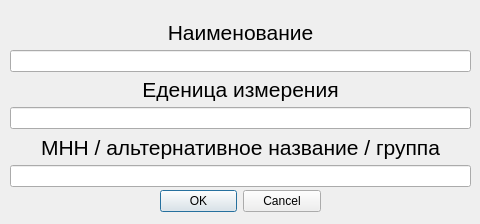
Above: UI_files/Change_item.ui from Vofanchik/AptecnyiSklad before the change. Below: the same form after it.
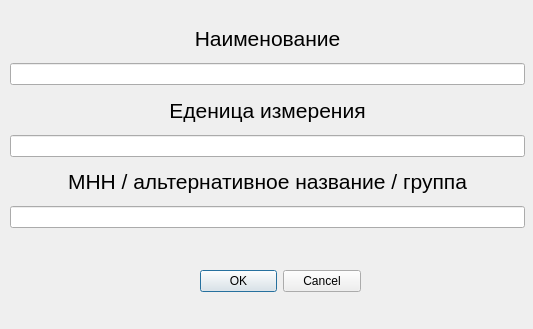
That is the form after the change.

Commit message: add items widget added

Diff of the .ui file:
```diff
--- a/UI_files/Change_item.ui
+++ b/UI_files/Change_item.ui
@@ -6,8 +6,8 @@
    <rect>
     <x>0</x>
     <y>0</y>
-    <width>480</width>
-    <height>224</height>
+    <width>533</width>
+    <height>329</height>
    </rect>
   </property>
   <property name="windowTitle">
@@ -18,8 +18,8 @@
     <rect>
      <x>10</x>
      <y>20</y>
-     <width>461</width>
-     <height>167</height>
+     <width>515</width>
+     <height>208</height>
     </rect>
    </property>
    <layout class="QGridLayout" name="gridLayout">
@@ -82,8 +82,8 @@
   <widget class="QDialogButtonBox" name="buttonBox">
    <property name="geometry">
     <rect>
-     <x>160</x>
-     <y>190</y>
+     <x>200</x>
+     <y>270</y>
      <width>161</width>
      <height>23</height>
     </rect>
```
The commit also changes 3 other files.
